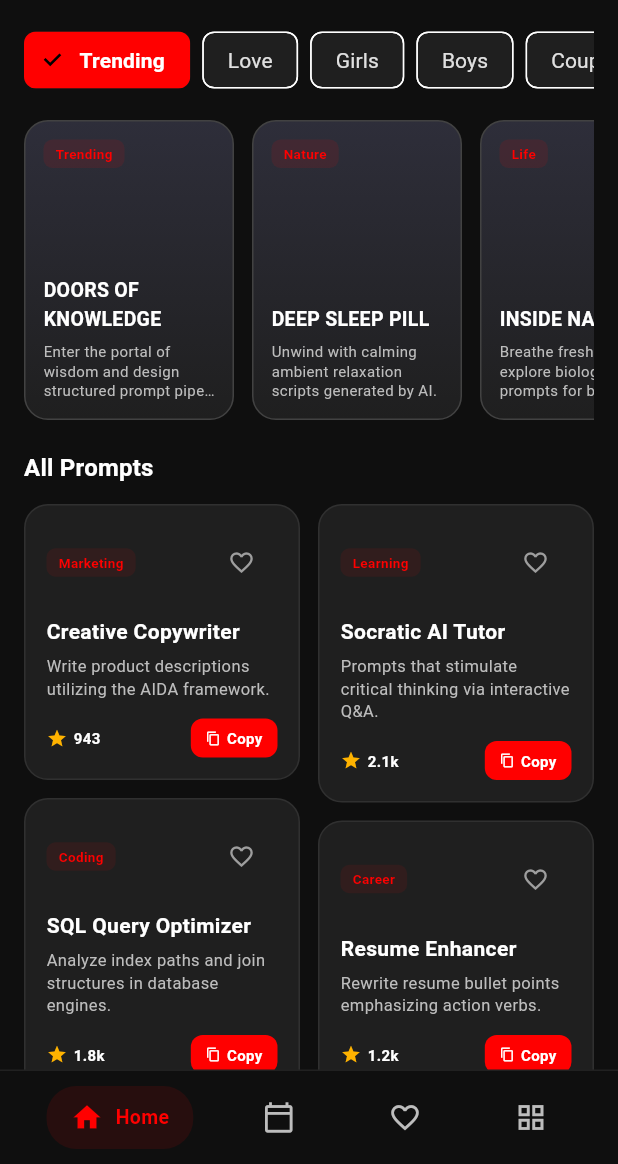
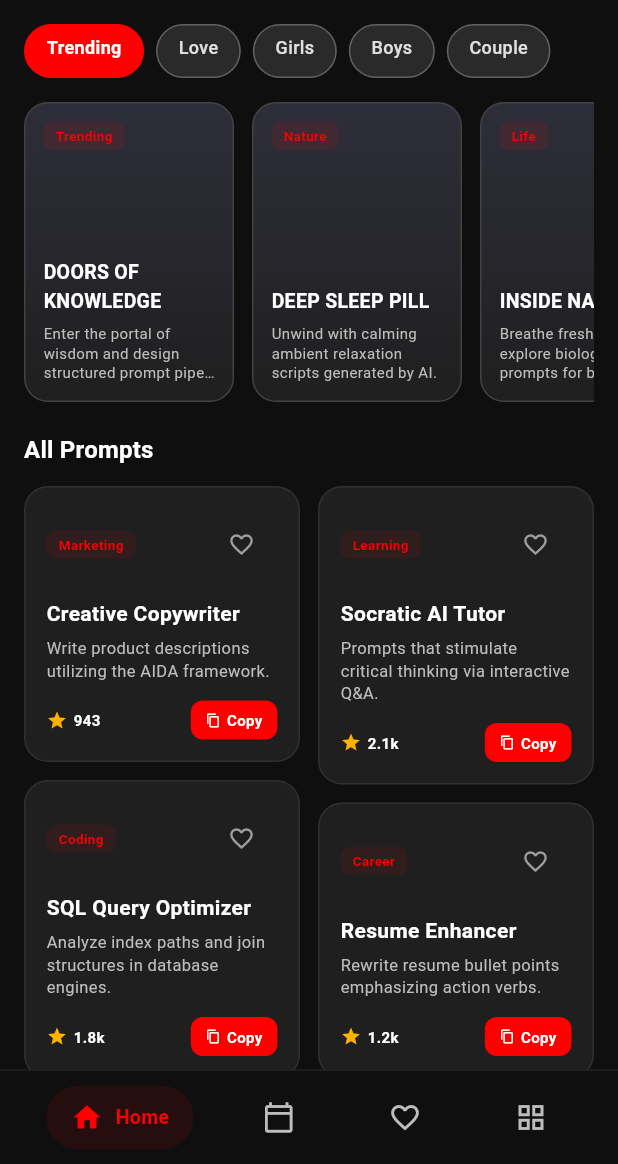
Before and after one commit to SurajChaurasia84/Try-Prompt, a Flutter app: the screen it shows after launch, on a phone screen of 412 x 824 dp, the part 72-1236 px from its top. Run offline on Flutter 3.47's test engine with Material 3 defaults, Android fonts, the phone set to English and light mode, and no system bars.

```diff
--- a/lib/screens/tabs/home_tab.dart
+++ b/lib/screens/tabs/home_tab.dart
@@ -65,7 +65,7 @@ class HomeTab extends StatelessWidget {
           children: [
             // 1. Horizontal scrollable list of chips
             SizedBox(
-              height: 48,
+              height: 36,
               child: ListView(
                 scrollDirection: Axis.horizontal,
                 physics: const BouncingScrollPhysics(),
@@ -154,21 +154,33 @@ class HomeTab extends StatelessWidget {
   Widget _buildCategoryChip(BuildContext context, String label, bool isActive) {
     final isDark = Theme.of(context).brightness == Brightness.dark;
     final primaryColor = Theme.of(context).primaryColor;
-    return Container(
-      margin: const EdgeInsets.only(right: 8),
-      alignment: Alignment.center,
-      child: ChoiceChip(
-        label: Text(label),
-        selected: isActive,
-        selectedColor: primaryColor,
-        labelStyle: TextStyle(
+    return GestureDetector(
+      onTap: () {},
+      child: Container(
+        margin: const EdgeInsets.only(right: 8),
+        padding: const EdgeInsets.symmetric(horizontal: 14, vertical: 6),
+        decoration: BoxDecoration(
           color: isActive
-              ? Colors.white
-              : (isDark ? Colors.grey[300] : Colors.grey[700]),
-          fontWeight: isActive ? FontWeight.bold : FontWeight.normal,
+              ? primaryColor
+              : (isDark ? const Color(0xFF2A2A2A) : Colors.grey[200]),
+          borderRadius: BorderRadius.circular(20),
+          border: Border.all(
+            color: isActive
+                ? primaryColor
+                : (isDark ? Colors.grey[700]! : Colors.grey[300]!),
+            width: 1,
+          ),
         ),
-        backgroundColor: isDark ? const Color(0xFF1F1F1F) : Colors.grey[200],
-        onSelected: (val) {},
+        child: Text(
+          label,
+          style: TextStyle(
+            color: isActive
+                ? Colors.white
+                : (isDark ? Colors.grey[300] : Colors.grey[700]),
+            fontSize: 12,
+            fontWeight: isActive ? FontWeight.bold : FontWeight.w500,
+          ),
+        ),
       ),
     );
   }
```
